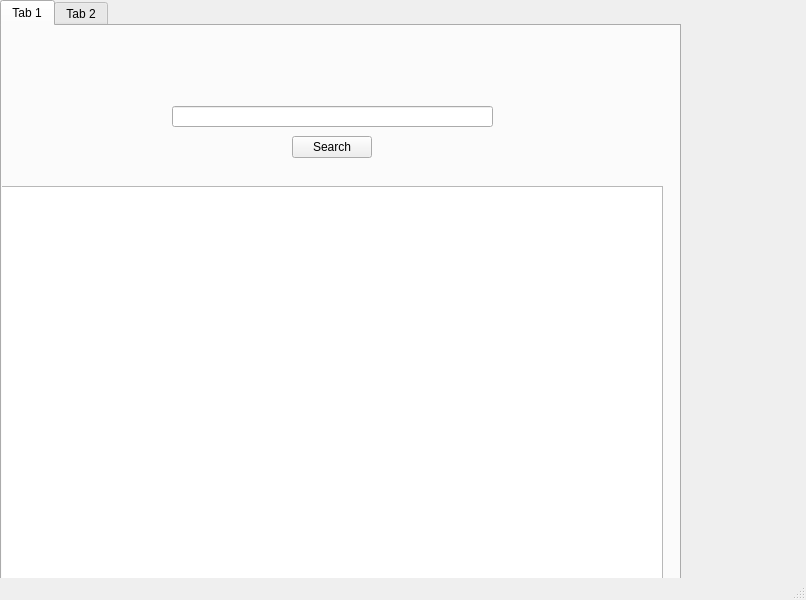
The window that src/ui/main.ui (buhfur/Flightmaster) describes before a commit, drawn with Qt 5.
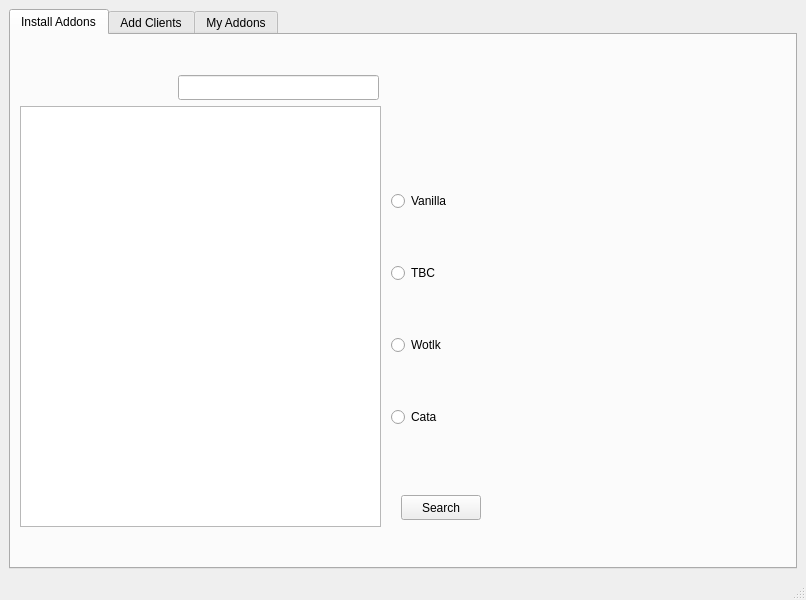
The same window after the commit. The open tabs and pages were chosen to show the change.

Commit message: added some Ui and working functions , get_client however is the priority for development

What changed in the file:
```diff
--- a/src/ui/main.ui
+++ b/src/ui/main.ui
@@ -14,15 +14,9 @@
    <string>MainWindow</string>
   </property>
   <widget class="QWidget" name="centralwidget">
+   <layout class="QVBoxLayout" name="verticalLayout">
+    <item>
    <widget class="QTabWidget" name="tabWidget">
-    <property name="geometry">
-     <rect>
-      <x>0</x>
-      <y>0</y>
-      <width>681</width>
-      <height>581</height>
-     </rect>
-    </property>
     <property name="toolTip">
      <string>&lt;html&gt;&lt;head/&gt;&lt;body&gt;&lt;p&gt;Get Addons&lt;/p&gt;&lt;p&gt;&lt;br/&gt;&lt;/p&gt;&lt;/body&gt;&lt;/html&gt;</string>
     </property>
@@ -31,48 +25,158 @@
     </property>
     <widget class="QWidget" name="searchAddonsTab">
      <attribute name="title">
-      <string>Tab 1</string>
-     </attribute>
+        <string>Install Addons</string>
+       </attribute>
+       <widget class="QTableWidget" name="tableWidget">
+        <property name="geometry">
+         <rect>
+          <x>9</x>
+          <y>71</y>
+          <width>361</width>
+          <height>421</height>
+         </rect>
+        </property>
+       </widget>
+       <widget class="QLineEdit" name="searchBar">
+        <property name="geometry">
+         <rect>
+          <x>167</x>
+          <y>40</y>
+          <width>201</width>
+          <height>25</height>
+         </rect>
+        </property>
+       </widget>
      <widget class="QPushButton" name="searchButton">
       <property name="geometry">
        <rect>
-        <x>290</x>
-        <y>110</y>
+          <x>390</x>
+          <y>460</y>
         <width>80</width>
-        <height>22</height>
+          <height>25</height>
        </rect>
       </property>
       <property name="text">
        <string>Search</string>
       </property>
      </widget>
-     <widget class="QLineEdit" name="searchBar">
+       <widget class="QWidget" name="">
       <property name="geometry">
        <rect>
-        <x>170</x>
-        <y>80</y>
-        <width>321</width>
-        <height>21</height>
-       </rect>
-      </property>
-     </widget>
-     <widget class="QTableWidget" name="tableWidget">
-      <property name="geometry">
-       <rect>
-        <x>-10</x>
-        <y>160</y>
-        <width>671</width>
-        <height>401</height>
-       </rect>
-      </property>
+          <x>380</x>
+          <y>110</y>
+          <width>111</width>
+          <height>331</height>
+         </rect>
+        </property>
+        <layout class="QVBoxLayout" name="verticalLayout_3">
+         <item>
+          <widget class="QRadioButton" name="searchVanillaButton">
+           <property name="text">
+            <string>Vanilla</string>
+           </property>
+          </widget>
+         </item>
+         <item>
+          <widget class="QRadioButton" name="searchTbcButton">
+           <property name="text">
+            <string>TBC</string>
+           </property>
+          </widget>
+         </item>
+         <item>
+          <widget class="QRadioButton" name="searchWotlkButton">
+           <property name="text">
+            <string>Wotlk</string>
+           </property>
+          </widget>
+         </item>
+         <item>
+          <widget class="QRadioButton" name="searchCataButton">
+           <property name="text">
+            <string>Cata</string>
+           </property>
+          </widget>
+         </item>
+        </layout>
      </widget>
     </widget>
     <widget class="QWidget" name="myAddonsTab">
      <attribute name="title">
-      <string>Tab 2</string>
-     </attribute>
-    </widget>
-   </widget>
+        <string>Add Clients</string>
+       </attribute>
+       <widget class="QPushButton" name="addClientButton">
+        <property name="geometry">
+         <rect>
+          <x>140</x>
+          <y>320</y>
+          <width>371</width>
+          <height>51</height>
+         </rect>
+        </property>
+        <property name="text">
+         <string>Add Client</string>
+        </property>
+       </widget>
+       <widget class="QWidget" name="">
+        <property name="geometry">
+         <rect>
+          <x>170</x>
+          <y>130</y>
+          <width>301</width>
+          <height>141</height>
+         </rect>
+        </property>
+        <layout class="QGridLayout" name="gridLayout">
+         <item row="0" column="0">
+          <widget class="QRadioButton" name="addClientVanilla">
+           <property name="text">
+            <string>Vanilla</string>
+           </property>
+          </widget>
+         </item>
+         <item row="0" column="1">
+          <widget class="QRadioButton" name="addClientCata">
+           <property name="text">
+            <string>Cata</string>
+           </property>
+          </widget>
+         </item>
+         <item row="0" column="2">
+          <widget class="QRadioButton" name="addClientWotlk">
+           <property name="text">
+            <string>Wotlk</string>
+           </property>
+          </widget>
+         </item>
+         <item row="0" column="3">
+          <widget class="QRadioButton" name="addClientTbc">
+           <property name="text">
+            <string>TBC</string>
+           </property>
+          </widget>
+         </item>
+        </layout>
+       </widget>
+      </widget>
+      <widget class="QWidget" name="tab">
+       <attribute name="title">
+        <string>My Addons</string>
+       </attribute>
+       <widget class="QTableWidget" name="myAddonsTable">
+        <property name="geometry">
+         <rect>
+          <x>0</x>
+          <y>0</y>
+          <width>651</width>
+          <height>511</height>
+         </rect>
+        </property>
+       </widget>
+      </widget>
+     </widget>
+    </item>
+   </layout>
   </widget>
   <widget class="QMenuBar" name="menubar">
    <property name="geometry">
```
Left out of the diff: 4 changed lines with no effect on the pictures. Lines whose indentation alone changed are shown as unchanged. The commit also changes 9 other files.
